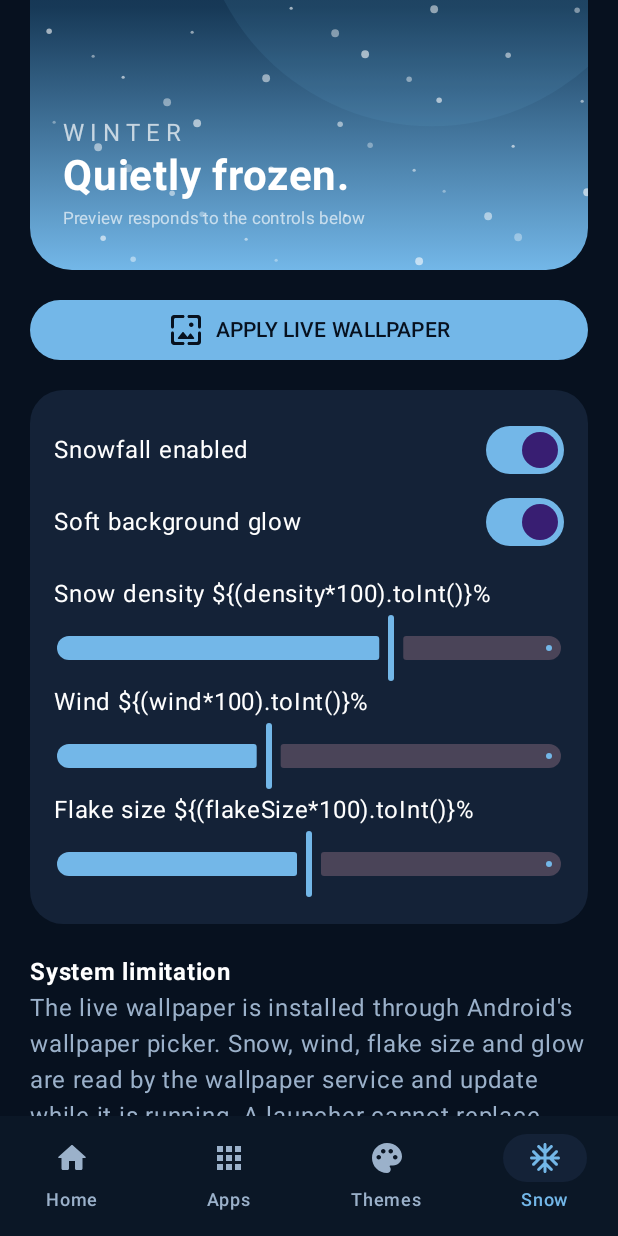
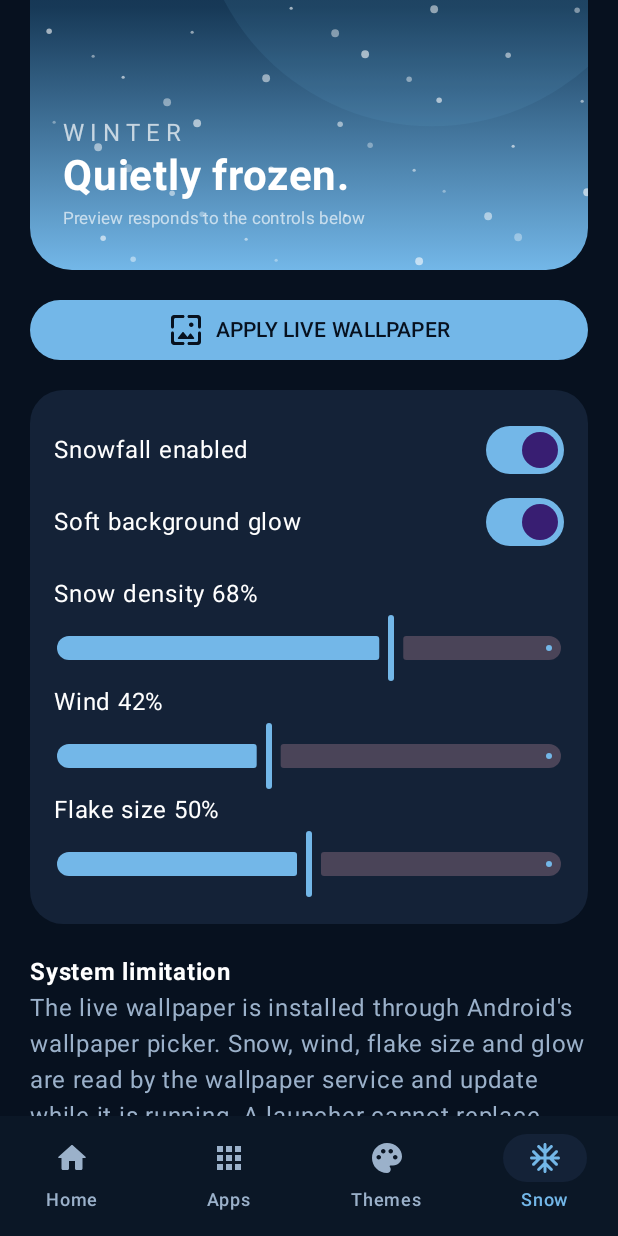
Before and after one commit to domm1402/SNOWFALL, an Android app built with Jetpack Compose: the screen it shows after launch (MainActivity), item 4 of the bottom bar chosen, scrolled down 267 dp, on a phone screen of 412 x 824 dp. Run offline under Robolectric (Android 15) with nearby library versions, the phone set to English and light mode, and no system bars.

Commit message:
Remove escaped slider label interpolation

```diff
--- a/app/src/main/java/com/domm/snowfall/MainActivity.kt
+++ b/app/src/main/java/com/domm/snowfall/MainActivity.kt
@@ -245,11 +245,11 @@ private fun WallpaperPage(activity:Activity,accent:Color){
                 Row(verticalAlignment=Alignment.CenterVertically){Text("Snowfall enabled",color=Color.White,modifier=Modifier.weight(1f));Switch(snowEnabled,{snowEnabled=it;prefs.edit().putBoolean("snowfall",it).apply()})}
                 Row(verticalAlignment=Alignment.CenterVertically){Text("Soft background glow",color=Color.White,modifier=Modifier.weight(1f));Switch(glow,{glow=it;prefs.edit().putBoolean("glow",it).apply()})}
                 Spacer(Modifier.height(12.dp))
-                Text("Snow density \${(density*100).toInt()}%",color=Color.White)
+                Text("Snow density ${(density*100).toInt()}%",color=Color.White)
                 Slider(value=density,onValueChange={density=it;prefs.edit().putFloat("snow",it).apply()},valueRange=.05f..1f)
-                Text("Wind \${(wind*100).toInt()}%",color=Color.White)
+                Text("Wind ${(wind*100).toInt()}%",color=Color.White)
                 Slider(value=wind,onValueChange={wind=it;prefs.edit().putFloat("wind",it).apply()},valueRange=0f..1f)
-                Text("Flake size \${(flakeSize*100).toInt()}%",color=Color.White)
+                Text("Flake size ${(flakeSize*100).toInt()}%",color=Color.White)
                 Slider(value=flakeSize,onValueChange={flakeSize=it;prefs.edit().putFloat("size",it).apply()},valueRange=0f..1f)
             }
         }
```
